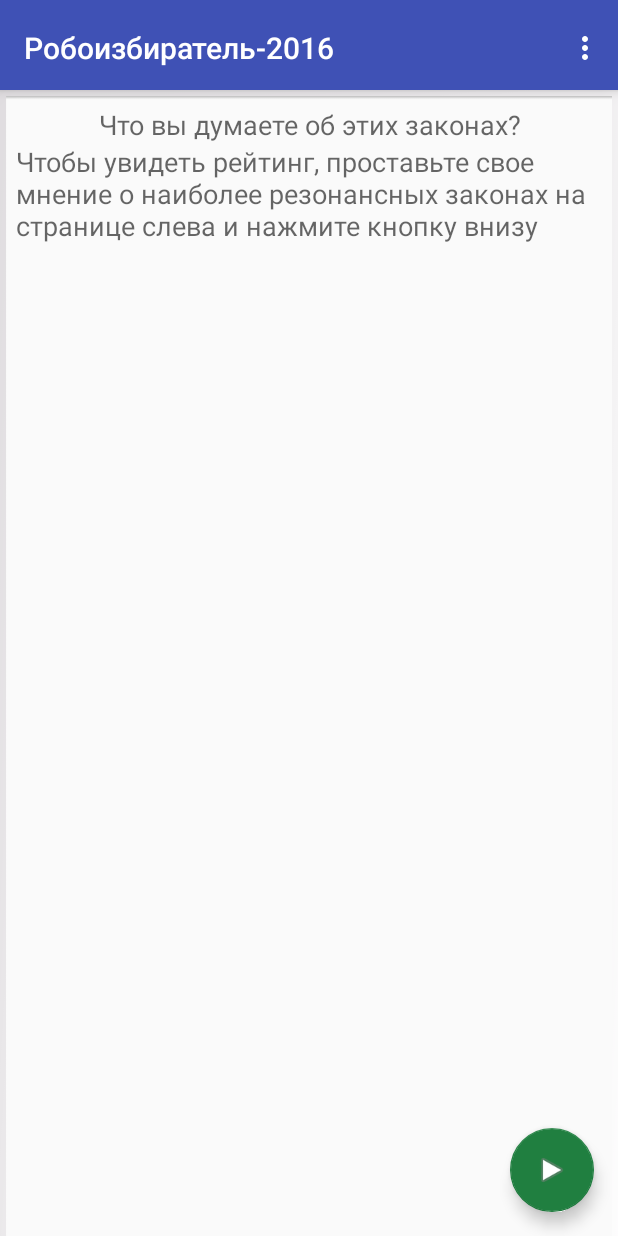
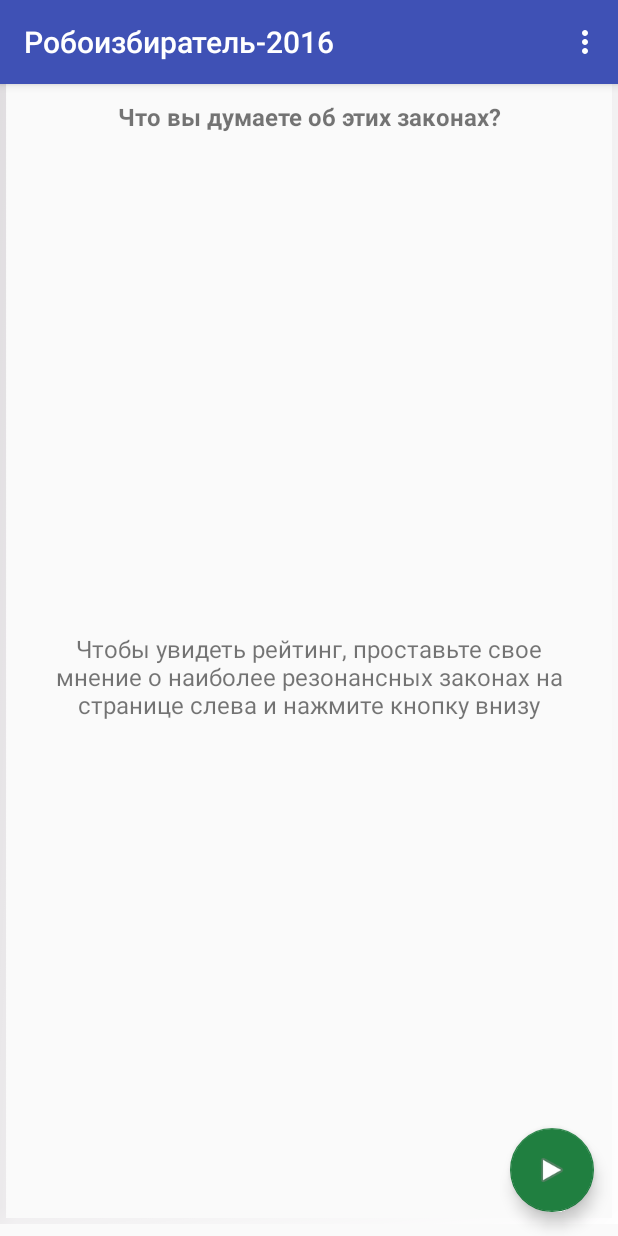
Before and after one commit to lebedevsergey/votershelper, an Android app: the screen it shows after launch (MainActivity), on a phone screen of 412 x 824 dp. Run offline under Robolectric (Android 15) with nearby library versions, the phone set to English and light mode, and no system bars; network calls fail; 3 statements that could not run were skipped.

Commit message:
поправил лэйауты, подчистил лишнее, улучшил читабельность

```diff
--- a/app/src/main/java/com/example/admin/vybor/LawsListFragment.java
+++ b/app/src/main/java/com/example/admin/vybor/LawsListFragment.java
@@ -1,12 +1,10 @@
 package com.example.admin.vybor;
 
 import android.os.Bundle;
-
 import android.view.LayoutInflater;
 import android.view.View;
 import android.view.ViewGroup;
 import android.widget.ArrayAdapter;
-
 import android.widget.TextView;
 
 import com.example.admin.vybor.Adapters.LawsListArrayAdapter;
@@ -47,12 +45,9 @@ public class LawsListFragment extends android.support.v4.app.ListFragment {
 
     @Override
     public View onCreateView(LayoutInflater inflater, ViewGroup container, Bundle savedInstanceState) {
-
-        final String pageTitle = this.getTitle(mCurPageNum);
         View view = inflater.inflate(R.layout.page, container, false);
 
-        View tv = view.findViewById(R.id.pageTitle);
-        ((TextView)tv).setText(pageTitle);
+        ((TextView) view.findViewById(R.id.pageTitle)).setText(getTitle(mCurPageNum));
 
         if (mCurPageNum == 0) {
             ArrayAdapter<LawData> adapter1 = new LawsListArrayAdapter(getActivity(), LawsListModel.get());
@@ -63,7 +58,7 @@ public class LawsListFragment extends android.support.v4.app.ListFragment {
         } else if (mCurPageNum == 2) {
             ArrayAdapter<LawData> adapter2 = new LawsListInfoModeArrayAdapter(getActivity(), LawsListModel.get());
             setListAdapter(adapter2);
-    }
+        }
 
         return view;
     }
@@ -75,21 +70,15 @@ public class LawsListFragment extends android.support.v4.app.ListFragment {
     }
 
     private String getTitle(Integer pageNum) {
-        String result;
         switch (pageNum) {
             case 0:
-                result = "Что вы думаете об этих законах?";
-            break;
+                return "Что вы думаете об этих законах?";
             case 1:
-                result = "Рейтинг партий";
-            break;
+                return "Рейтинг партий";
             case 2:
-                result = "Об этих законах";
-            break;
+                return "Об этих законах";
             default:
-                result = "";
+                return "";
         }
-        return result;
     }
-
 }
--- a/app/src/main/java/com/example/admin/vybor/MainActivity.java
+++ b/app/src/main/java/com/example/admin/vybor/MainActivity.java
@@ -1,23 +1,18 @@
 package com.example.admin.vybor;
 
-import android.support.design.widget.TabLayout;
+import android.os.Bundle;
 import android.support.design.widget.FloatingActionButton;
+import android.support.v4.app.FragmentPagerAdapter;
+import android.support.v4.view.ViewPager;
 import android.support.v7.app.AlertDialog;
 import android.support.v7.app.AppCompatActivity;
 import android.support.v7.widget.Toolbar;
-
-import android.support.v4.app.FragmentPagerAdapter;
-import android.support.v4.view.ViewPager;
-import android.os.Bundle;
-
 import android.view.Menu;
 import android.view.MenuItem;
 import android.view.View;
 
+import com.example.admin.vybor.Models.FactionsVotesModel;
 import com.example.admin.vybor.Models.LawsListModel;
-import com.example.admin.vybor.Models.FactionsVotesModel;
-
-
 import com.example.admin.vybor.Models.RatingModel;
 import com.example.admin.vybor.util.MapUtil;
 
@@ -64,9 +59,6 @@ public class MainActivity extends AppCompatActivity {
         // Set up the ViewPager with the sections adapter.
         mViewPager = (ViewPager) findViewById(R.id.container);
         mViewPager.setAdapter(mSectionsPagerAdapter);
-
-        TabLayout tabLayout = (TabLayout) findViewById(R.id.tabs);
-        tabLayout.setupWithViewPager(mViewPager);
 
         FloatingActionButton fab = (FloatingActionButton) findViewById(R.id.fab);
         fab.setOnClickListener(new View.OnClickListener() {
--- a/app/src/main/res/layout/activity_main.xml
+++ b/app/src/main/res/layout/activity_main.xml
@@ -12,23 +12,17 @@
         android:id="@+id/appbar"
         android:layout_width="match_parent"
         android:layout_height="wrap_content"
-        android:paddingTop="@dimen/appbar_padding_top"
         android:theme="@style/AppTheme.AppBarOverlay">
 
         <android.support.v7.widget.Toolbar
             android:id="@+id/toolbar"
             android:layout_width="match_parent"
+            android:layout_height="wrap_content"
             android:background="?attr/colorPrimary"
             app:layout_scrollFlags="scroll|enterAlways"
-            app:popupTheme="@style/AppTheme.PopupOverlay"
-            android:layout_height="wrap_content">
+            app:popupTheme="@style/AppTheme.PopupOverlay">
 
         </android.support.v7.widget.Toolbar>
-
-        <android.support.design.widget.TabLayout
-            android:id="@+id/tabs"
-            android:layout_width="match_parent"
-            android:layout_height="0dp" />
 
     </android.support.design.widget.AppBarLayout>
 
@@ -36,8 +30,7 @@
         android:id="@+id/container"
         android:layout_width="match_parent"
         android:layout_height="wrap_content"
-        app:layout_behavior="@string/appbar_scrolling_view_behavior"
-        android:visibility="visible" />
+        android:layout_marginBottom="8dp" />
 
     <android.support.design.widget.FloatingActionButton
         android:id="@+id/fab"
--- a/app/src/main/res/layout/page.xml
+++ b/app/src/main/res/layout/page.xml
@@ -1,42 +1,35 @@
-
 <LinearLayout xmlns:android="http://schemas.android.com/apk/res/android"
-
-    android:orientation="vertical"
     android:layout_width="match_parent"
     android:layout_height="match_parent"
-    android:background="@android:drawable/gallery_thumb">
+    android:background="@android:drawable/gallery_thumb"
+    android:orientation="vertical">
 
-    <TextView android:id="@+id/pageTitle"
-        android:layout_width="match_parent" android:layout_height="wrap_content"
-        android:gravity="center_vertical|center_horizontal"
-        android:textAppearance="?android:attr/textAppearanceMedium"
-        android:text="hello_world"/>
-
-    <!-- The frame layout is here since we will be showing either
-    the empty view or the list view.  -->
-    <FrameLayout
-        android:layout_width="match_parent"
-        android:layout_height="0dip"
-        android:layout_weight="1" >
-        <!-- Here is the list. Since we are using a ListActivity, we
-             have to call it "@android:id/list" so ListActivity will
-             find it -->
-        <ListView android:id="@android:id/list"
+    <TextView
+        android:id="@+id/pageTitle"
         android:layout_width="match_parent"
         android:layout_height="wrap_content"
-            android:scrollingCache="false"
+        android:layout_marginBottom="8dp"
+        android:layout_marginTop="?attr/actionBarSize"
+        android:gravity="center_horizontal"
+        android:textSize="16sp"
+        android:textStyle="bold" />
+
+    <ListView
+        android:id="@android:id/list"
+        android:layout_width="match_parent"
+        android:layout_height="match_parent"
+        android:drawSelectorOnTop="false"
         android:fastScrollEnabled="true"
-            android:drawSelectorOnTop="false"
-            android:paddingBottom="30dp"
-        />
+        android:scrollingCache="false" />
 
     <!-- Here is the view to show if the list is empty -->
-        <TextView android:id="@android:id/empty"
+    <TextView
+        android:id="@android:id/empty"
         android:layout_width="match_parent"
         android:layout_height="match_parent"
-            android:textAppearance="?android:attr/textAppearanceMedium"
-            android:text="Чтобы увидеть рейтинг, проставьте свое мнение о наиболее резонансных законах на странице слева и нажмите кнопку внизу"/>
-
-    </FrameLayout>
+        android:layout_margin="24dp"
+        android:gravity="center_vertical|center_horizontal"
+        android:text="@string/empty"
+        android:textSize="16sp" />
 
 </LinearLayout>
--- a/app/src/main/res/values/strings.xml
+++ b/app/src/main/res/values/strings.xml
@@ -11,9 +11,11 @@
         (&#169;) Сергей Лебедев, 2016
     </string>
 
+    <string name="empty">Чтобы увидеть рейтинг, проставьте свое мнение о наиболее резонансных законах на странице слева и нажмите кнопку внизу</string>
+
     <string-array name="answers">
-        <item>Безразличен</item>
-        <item>Не одобряю</item>
+        <item>Неважно</item>
+        <item>Против</item>
         <item>Одобряю</item>
     </string-array>
 
```
Also changed, not shown: app/src/main/java/com/example/admin/vybor/FragmentPagerSupport.java (deleted, +0 -24 lines), app/src/main/res/layout/fragment_pager.xml (deleted, +0 -20 lines), app/src/main/res/layout/page1rowlayout.xml (+9 -11 lines), app/src/main/res/layout/page2rowlayout.xml (+19 -21 lines), app/src/main/res/layout/page3rowlayout.xml (+11 -15 lines). Lines whose indentation alone changed are shown as unchanged.
